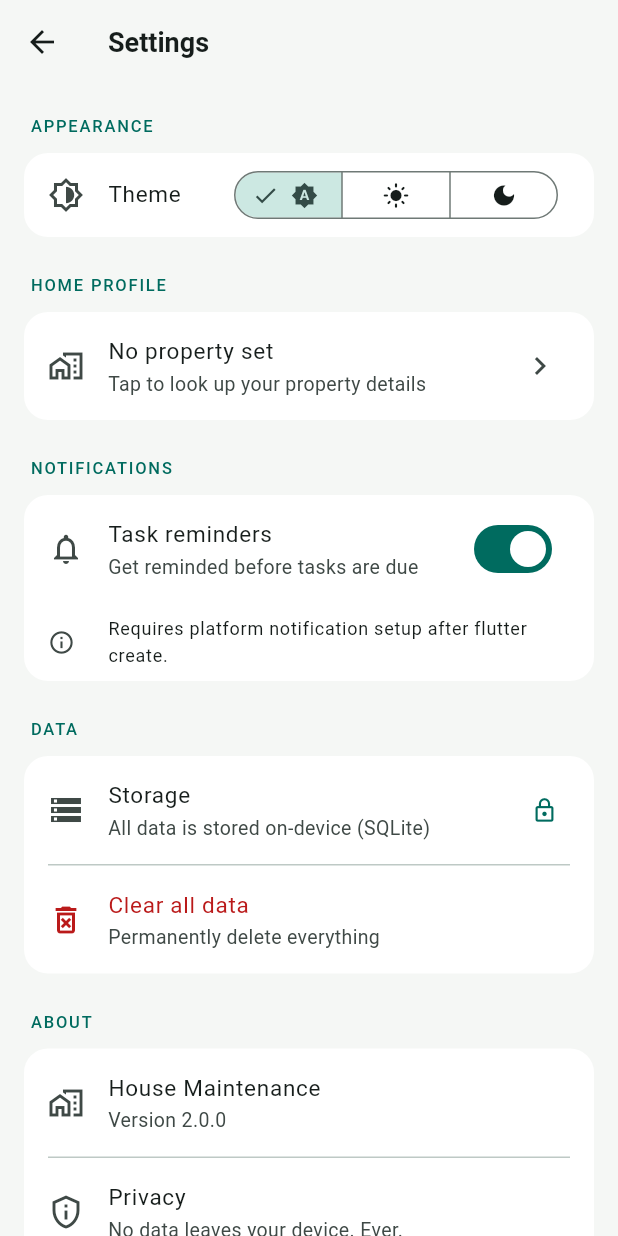
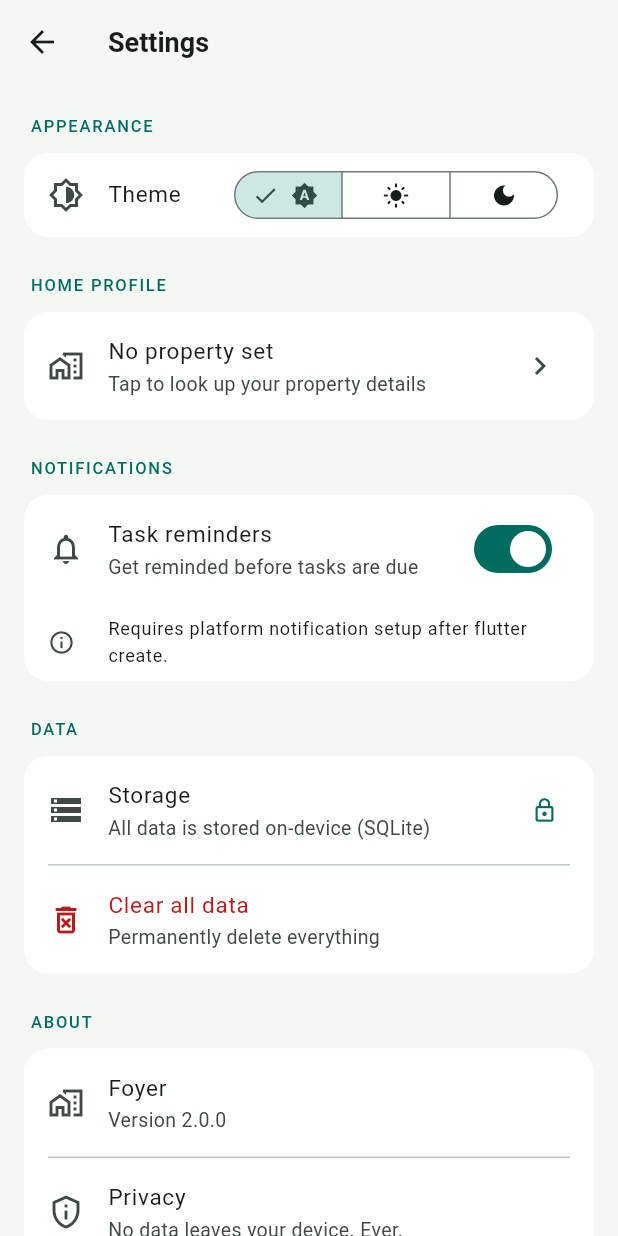
Before and after one commit to sadashiv30/cppPrograms, a Flutter app: the screen it shows after launch, after a tap on "Skip", after a tap on the "settings" icon, on a phone screen of 412 x 824 dp. Run offline on Flutter 3.47's test engine with Material 3 defaults, Android fonts, the phone set to English and light mode, and no system bars; our stand-ins replace fl_chart, flutter_riverpod, flutter_slidable, shared_preferences, sqflite; accounts and stored records are empty.

Commit message:
Rename app to Foyer
Updates app name in pubspec, MaterialApp title, settings screen, and
license page. Workflow now generates the android/ platform directory
via flutter create before building so the APK build succeeds.

https://claude.ai/code/session_013gSawMFe98gQeGxF5LnpzH

```diff
--- a/house-maintenance-app/lib/main.dart
+++ b/house-maintenance-app/lib/main.dart
@@ -17,19 +17,19 @@ void main() async {
   final onboardingDone = prefs.getBool('onboarding_complete') ?? false;
 
   runApp(ProviderScope(
-    child: HouseMaintenanceApp(showOnboarding: !onboardingDone),
+    child: FoyerApp(showOnboarding: !onboardingDone),
   ));
 }
 
-class HouseMaintenanceApp extends ConsumerWidget {
+class FoyerApp extends ConsumerWidget {
   final bool showOnboarding;
-  const HouseMaintenanceApp({super.key, required this.showOnboarding});
+  const FoyerApp({super.key, required this.showOnboarding});
 
   @override
   Widget build(BuildContext context, WidgetRef ref) {
     final themeMode = ref.watch(themeModeProvider);
     return MaterialApp(
-      title: 'House Maintenance',
+      title: 'Foyer',
       debugShowCheckedModeBanner: false,
       theme: AppTheme.light(),
       darkTheme: AppTheme.dark(),
--- a/house-maintenance-app/lib/screens/settings_screen.dart
+++ b/house-maintenance-app/lib/screens/settings_screen.dart
@@ -133,7 +133,7 @@ class SettingsScreen extends ConsumerWidget {
             child: Column(children: [
               ListTile(
                 leading: const Icon(Icons.home_work_outlined),
-                title: const Text('House Maintenance'),
+                title: const Text('Foyer'),
                 subtitle: const Text('Version 2.0.0'),
               ),
               const Divider(height: 1, indent: 16, endIndent: 16),
@@ -148,7 +148,7 @@ class SettingsScreen extends ConsumerWidget {
                 title: const Text('Open source licenses'),
                 onTap: () => showLicensePage(
                   context: context,
-                  applicationName: 'House Maintenance',
+                  applicationName: 'Foyer',
                   applicationVersion: '2.0.0',
                 ),
               ),
--- a/house-maintenance-app/pubspec.yaml
+++ b/house-maintenance-app/pubspec.yaml
@@ -1,5 +1,5 @@
-name: house_maintenance
-description: House Maintenance Scheduler & Planner — on-device, works offline.
+name: foyer
+description: Foyer — home maintenance scheduler & planner, on-device, works offline.
 publish_to: 'none'
 version: 2.0.0+1
 
```
Also changed, not shown: 1 other file.
